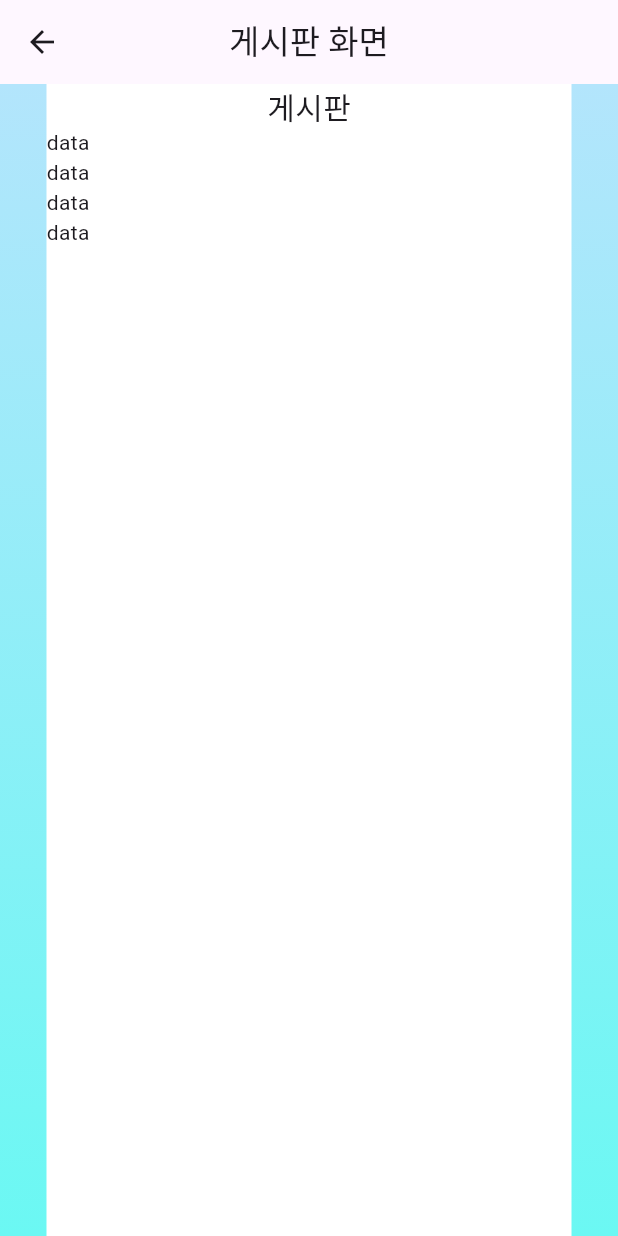
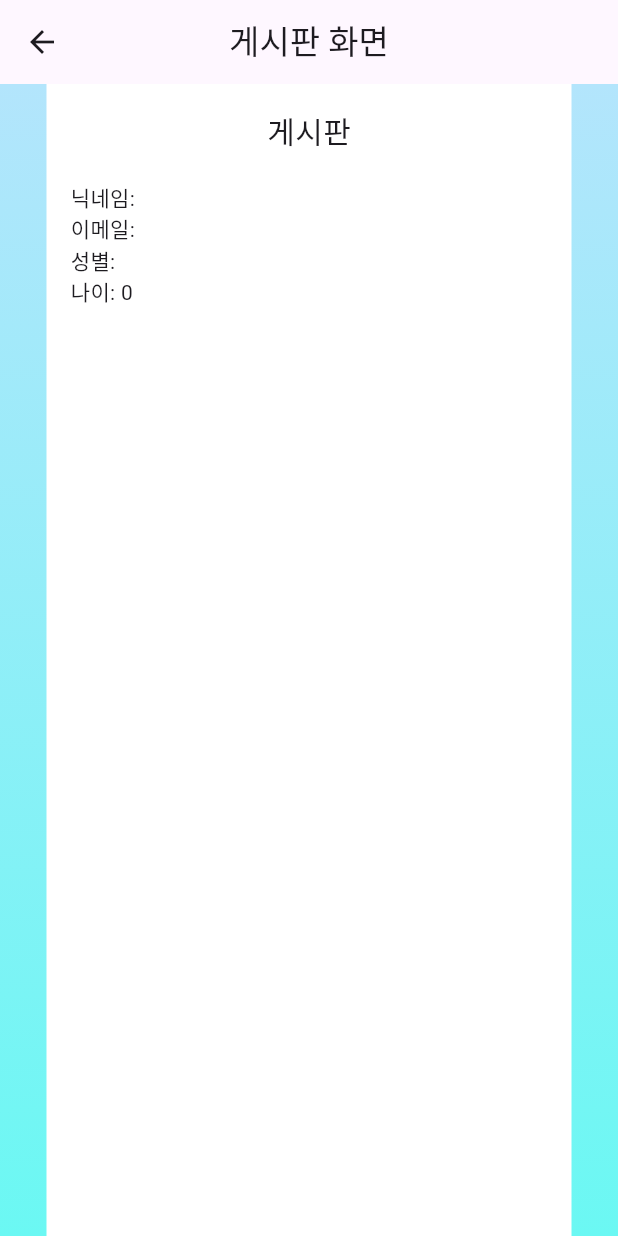
Before and after one commit to jdh4568/Together-Ride_app, a Flutter app: the PostPage screen opened directly, on a phone screen of 412 x 824 dp. Run offline on Flutter 3.47's test engine with Material 3 defaults, Android fonts, the phone set to English and light mode, and no system bars; our stand-ins replace cloud_firestore, firebase_auth, firebase_core; accounts and stored records are empty.

Commit message:
유저 정보 게시판에 출력하는 예시 코드

```diff
--- a/togeter_ride/lib/screens/post_Page.dart
+++ b/togeter_ride/lib/screens/post_Page.dart
@@ -1,30 +1,57 @@
 import 'package:flutter/material.dart';
 import 'package:firebase_auth/firebase_auth.dart';
+import 'package:cloud_firestore/cloud_firestore.dart';
+import '../user.dart'; // UserModel 클래스가 들어있는 파일 import
 
 class PostPage extends StatelessWidget {
   const PostPage({super.key});
 
+  Future<UserModel?> loadUserInfo() async {
+    final uid = FirebaseAuth.instance.currentUser?.uid;
+    if (uid == null) return null;
+    return await fetchUserData(uid);
+  }
+
   @override
   Widget build(BuildContext context) {
     return Scaffold(
-      appBar: AppBar(title: Text("게시판 화면"), centerTitle: true),
+      appBar: AppBar(title: const Text("게시판 화면"), centerTitle: true),
       body: Container(
-        decoration: BoxDecoration(
-          gradient: LinearGradient(begin: Alignment.topCenter, end: Alignment.bottomCenter, colors: [Color(0xffB3E5FC), Color(0xff6BF8F3)]),
+        decoration: const BoxDecoration(
+          gradient: LinearGradient(
+            begin: Alignment.topCenter,
+            end: Alignment.bottomCenter,
+            colors: [Color(0xffB3E5FC), Color(0xff6BF8F3)],
+          ),
         ),
         child: Center(
           child: Container(
             height: double.infinity,
             width: 350,
             color: Colors.white,
-            child: ListView(
-              children: [
-                Center(child: Text("게시판", style: TextStyle(fontSize: 20))),
-                Text("data"),
-                Text("data"),
-                Text("data"),
-                Text("data"),
-              ],
+            child: FutureBuilder<UserModel?>(
+              future: loadUserInfo(),
+              builder: (context, snapshot) {
+                if (snapshot.connectionState == ConnectionState.waiting) {
+                  return const Center(child: CircularProgressIndicator());
+                }
+                if (!snapshot.hasData || snapshot.data == null) {
+                  return const Center(child: Text("사용자 정보를 불러올 수 없습니다."));
+                }
+
+                final user = snapshot.data!;
+                return ListView(
+                  padding: const EdgeInsets.all(16),
+                  children: [
+                    Center(child: Text("게시판", style: TextStyle(fontSize: 20))),
+                    const SizedBox(height: 20),
+                    Text("닉네임: ${user.nickname}"),
+                    Text("이메일: ${user.email}"),
+                    Text("성별: ${user.gender}"),
+                    Text("나이: ${user.age}"),
+                  ],
+                );
+              },
             ),
           ),
         ),
```
